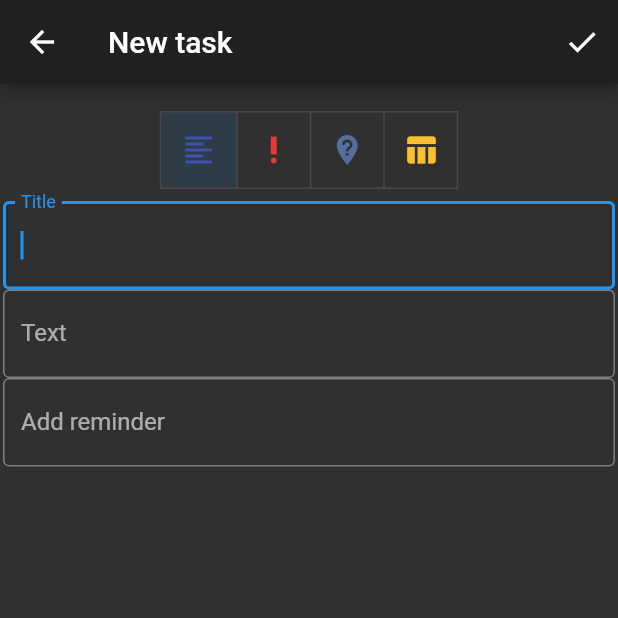
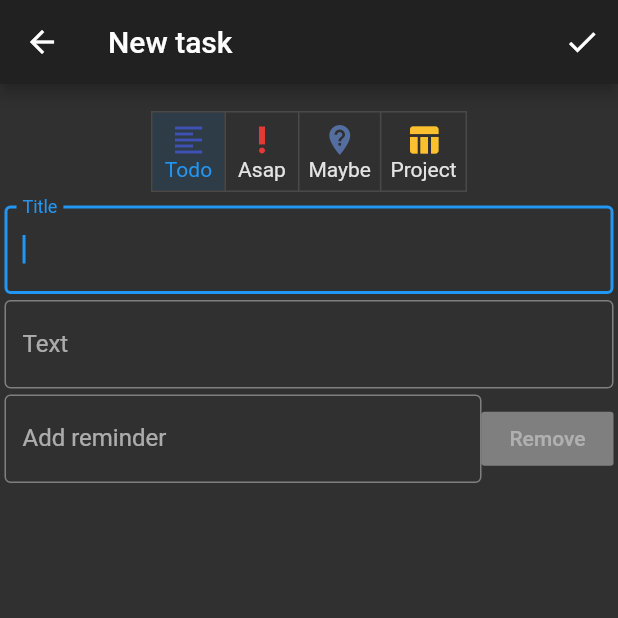
Before and after one commit to Honza0297/ITU, a Flutter app: the NewTask screen opened directly, on a phone screen of 412 x 824 dp, the top half of it. Run offline on Flutter 3.47's test engine with Material 2 defaults, Android fonts, the phone set to English and light mode, and no system bars; our stand-ins replace flutter_slidable, shared_preferences; accounts and stored records are empty; statements that could not run were skipped.

Commit message:
route for berry + details on NewTask

```diff
--- a/lib/NewTask.dart
+++ b/lib/NewTask.dart
@@ -41,7 +41,7 @@ class _NewTaskState extends State<NewTask> {
 
   final double buttonHeight = 60;
 
-  final EdgeInsets myPadding = EdgeInsets.fromLTRB(1, 5, 1, 10);
+  final EdgeInsets myPadding = EdgeInsets.fromLTRB(1, 1, 1, 3);
 
   MyToggleButtons buttons = MyToggleButtons(NewTask.typeClass);
 
@@ -98,7 +98,9 @@ class _NewTaskState extends State<NewTask> {
         padding: const EdgeInsets.fromLTRB(2.0, 10.0, 2.0, 10.0),
         children: <Widget>[
           buttons,
-          TextField(
+          Padding(
+            padding: myPadding,
+            child: TextField(
               autofocus: true,
               onChanged: (String str){title = str;},
               decoration: InputDecoration(
@@ -106,7 +108,10 @@ class _NewTaskState extends State<NewTask> {
                   labelText: "Title"
               ),
             ),
-          TextField(
+          ),
+          Padding(
+            padding: myPadding,
+            child: TextField(
               onChanged: (String str){text = str;},
               keyboardType: TextInputType.multiline,
               maxLines: null,
@@ -115,9 +120,17 @@ class _NewTaskState extends State<NewTask> {
                   labelText: "Text"
               ),
             ),
-          TextField(
+          ),
+          Padding(
+            padding: myPadding,
+
+            child: Row(
+              children: <Widget>[
+                Flexible(
+                  child: TextField(
                     controller: dtPickerController,
                     onTap: () async {
+                      setState(() async {
                         DateTime now = DateTime.now();
                         DateTime date = await showDatePicker(
                           context: context,
@@ -151,15 +164,32 @@ class _NewTaskState extends State<NewTask> {
                         lastPickedTime = $time;
                         dateTimeNotification = DateTime(date.year, date.month, date.day, lastPickedTime.hour, lastPickedTime.minute);
                         dtPickerController.text = DateFormat('dd. MM. yyyy - kk:mm').format(dateTimeNotification);
+                      });
+
                     },
                     decoration: InputDecoration(
                         border: OutlineInputBorder(),
                         labelText: "Add reminder"
                     ),
                   ),
+                ),
+                RaisedButton(
+                  child: Text("Remove"),
+
+                  onPressed: dateTimeNotification == null ? null : RemoveReminder(),
+                )
+              ],
+            ),
+          ),
         ],
       ),
     );
+  }
+
+  RemoveReminder() {
+    setState(() {
+      dateTimeNotification = null;
+    });
   }
 }
 
@@ -213,13 +243,26 @@ class MyToggleButtonsState extends State<MyToggleButtons>{
       child: Center(
         child: ToggleButtons(
           children: <Widget>[
-            Padding(
-              padding: const EdgeInsets.all(13.0),
-              child: Icon(Icons.format_align_left, color: colors[0], ),
+            MyButton(
+              text: "Todo",
+              color: colors[0],
+              icon: Icons.format_align_left,
             ),
-            Icon(Icons.priority_high, color: colors[1] ),
-            Icon(Icons.not_listed_location, color: colors[3] ),
-            Icon(Icons.table_chart, color: colors[4] )
+            MyButton(
+              text: "Asap",
+              color: colors[1],
+              icon: Icons.priority_high,
+            ),
+            MyButton(
+              text: "Maybe",
+              color: colors[3],
+              icon: Icons.not_listed_location,
+            ),
+            MyButton(
+              text: "Project",
+              color: colors[4],
+              icon: Icons.table_chart,
+            ),
           ],
           onPressed: (int index) {
             setState(() {
@@ -238,31 +281,27 @@ class MyToggleButtonsState extends State<MyToggleButtons>{
       ),
     );
   }
-
-
 }
 
 
 class MyButton extends StatelessWidget {
-  MyButton({Key key, this.text}) :
+  MyButton({Key key, this.text, this.color, this.icon}) :
         super(key: key);
 
 
   final String text;
-  final double height = 60;
-  final EdgeInsets myPadding = EdgeInsets.fromLTRB(1, 5, 1, 10);
-
+  final EdgeInsets myPadding = EdgeInsets.all(6.0);
+  final Color color;
+  final IconData icon;
 
   Widget build(BuildContext context) {
-    return ButtonTheme(
-      height: height,
-      child: Padding(
+    return Padding(
       padding: myPadding,
-        child: RaisedButton(
-          onPressed: (){},
-          child: Text("text"),
-        ),
-      ),
+      child: Column(
+          children: <Widget>[
+            Icon(icon, color: color, ),
+            Text(text, ),//style: TextStyle(color: color)),
+          ]),
     );
   }
 }
--- a/lib/main.dart
+++ b/lib/main.dart
@@ -5,6 +5,7 @@ import 'package:flutter/services.dart';
 import 'package:flutter_slidable/flutter_slidable.dart';
 import 'package:itu/AboutScreen.dart';
 import 'package:itu/Asap.dart';
+import 'package:itu/DetailTaskScreen.dart';
 import 'package:itu/Enums.dart';
 import 'package:itu/Maybe.dart';
 import 'Controller.dart';
@@ -28,6 +29,7 @@ void main() => runApp(
       '/done': (context) => TasksByStateScreen(States.done),
       '/bin': (context) => TasksByStateScreen(States.deleted),
       '/about': (context) => AboutScreen(),
+      '/details': (context) => DetailTaskScreen(),
     }
   )
 );
@@ -109,8 +111,8 @@ class _BigDuckTasksState extends State<BigDuckTasks> with WidgetsBindingObserver
                       ),
                       ListTile(
                         title: Text("Statistics"),
-                        onTap: (){
-
+                        onTap: () async {
+                          await Navigator.pushNamed(context, '/details');
                         },
                       ),
                       ListTile(
```
Also changed, not shown: lib/DetailTaskScreen.dart (added, +43 -0 lines). Lines whose indentation alone changed are shown as unchanged.
